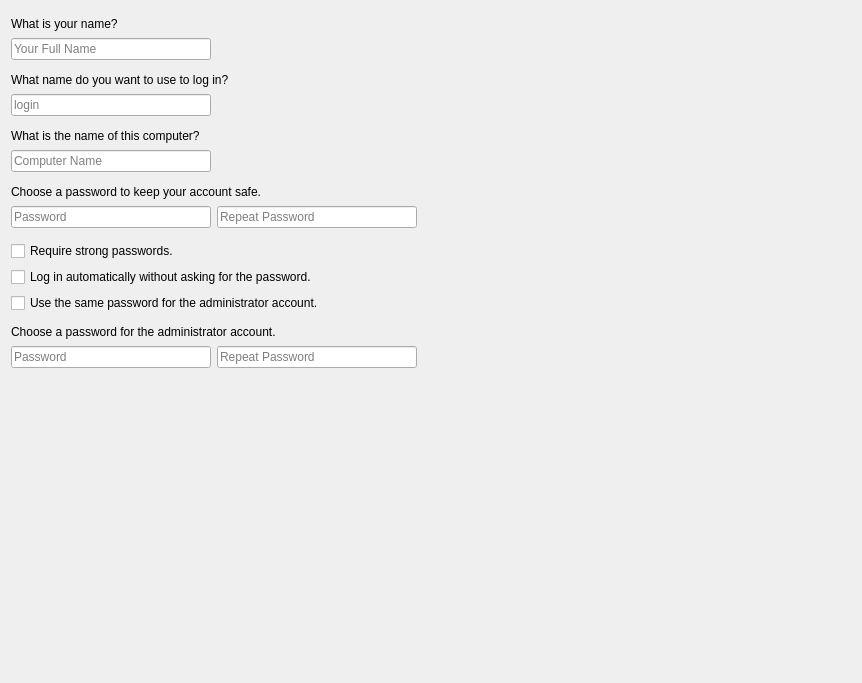
Old version of the form src/modules/users/page_usersetup.ui in the repository calamares/calamares.
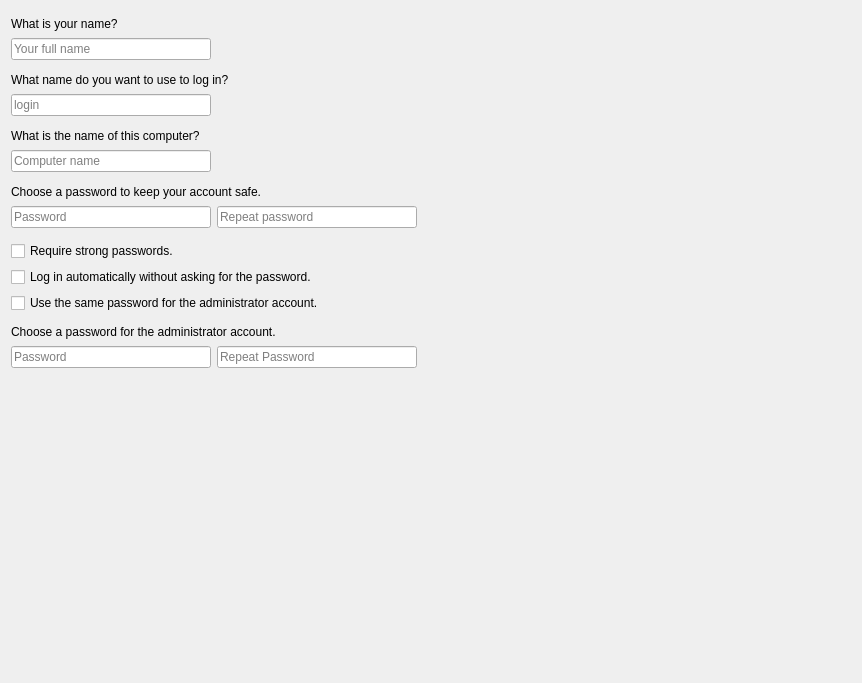
New version of the form.

Diff of the .ui file:
```diff
--- a/src/modules/users/page_usersetup.ui
+++ b/src/modules/users/page_usersetup.ui
@@ -52,7 +52,7 @@
         </size>
        </property>
        <property name="placeholderText">
-        <string>Your Full Name</string>
+        <string>Your full name</string>
        </property>
       </widget>
      </item>
@@ -247,7 +247,7 @@
         <string>&lt;small&gt;This name will be used if you make the computer visible to others on a network.&lt;/small&gt;</string>
        </property>
        <property name="placeholderText">
-        <string>Computer Name</string>
+        <string>Computer name</string>
        </property>
       </widget>
      </item>
@@ -377,7 +377,7 @@
         <enum>QLineEdit::Password</enum>
        </property>
        <property name="placeholderText">
-        <string>Repeat Password</string>
+        <string>Repeat password</string>
        </property>
       </widget>
      </item>
```
